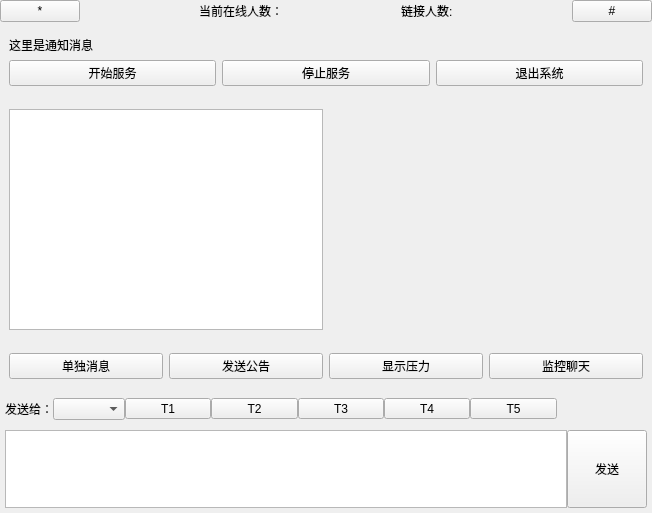
This is QBoxServer/window.ui in BuleHell/QBox as Qt 5 draws it before an edit. The edited form follows.
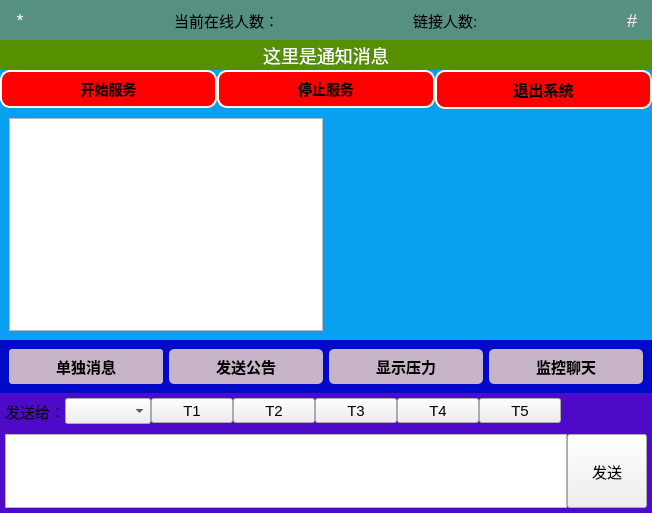
This is the edited form.

Commit message: 服务器界面美化一般程度

The edit to the form file:
```diff
--- a/QBoxServer/window.ui
+++ b/QBoxServer/window.ui
@@ -13,6 +13,193 @@
   <property name="windowTitle">
    <string>Form</string>
   </property>
+  <property name="styleSheet">
+   <string notr="true">/*全局设置*/
+* {	font-family: &quot;微软雅黑&quot;; font-size: 15px;}
+QWidget#Window{
+   background:#0AA0F2;
+	outline:none;
+	color:#333;
+
+}
+/*最上边的背景*/
+QWidget#Status{
+	background: #569082;
+	outline:none;
+	color:#333;
+}
+/*后台运行按钮*/
+QPushButton#btnHide {
+	background: transparent;
+	border: none;
+	color: #ffffff;
+	font-size: 18px;
+}
+QPushButton#btnHide:hover {
+	background: #569000;
+}
+QPushButton#btnHide:pressed {
+	background: #569040;
+}
+/*全屏运行按钮*/
+/*后台运行按钮*/
+QPushButton#btnMAX {
+	background: transparent;
+	border: none;
+	color: #ffffff;
+	font-size: 18px;
+}
+QPushButton#btnMAX:hover {
+	background: #569000;
+}
+QPushButton#btnMAX:pressed {
+	background: #569040;
+}
+
+/*提示栏*/
+QLabel#Notice{
+background: #569000;
+       /*background: transparent ;*/
+	color: #ffffff;
+	font-size: 18px;
+}
+
+/*三个重要的按钮*/
+/*开始服务按钮*/
+QPushButton#btnStart{
+     background-color: red;
+     border-style: outset;
+     border-width: 2px;
+     border-radius: 10px;
+     border-color: beige;
+     font: bold 14px;
+     min-width: 10em;
+     padding: 6px;
+}
+QPushButton#btnStart:hover {
+     background-color: rgb(220, 124, 0);
+     border-style: inset;
+}
+QPushButton#btnStart:pressed {
+     background-color: rgb(224, 0, 0);
+     border-style: inset;
+}
+
+/*停止服务按钮*/
+QPushButton#btnStop{
+     background-color: red;
+     border-style: outset;
+     border-width: 2px;
+     border-radius: 10px;
+     border-color: beige;
+     font: bold 14px;
+     min-width: 10em;
+     padding: 6px;
+}
+QPushButton#btnStop:hover {
+     background-color: rgb(220, 124, 0);
+     border-style: inset;
+}
+QPushButton#btnStop:pressed {
+     background-color: rgb(224, 0, 0);
+	 border-style: inset;
+} 
+
+
+/*退出按钮*/
+QPushButton#btnQuit{
+     background-color: red;
+     border-style: outset;
+     border-width: 2px;
+     border-radius: 10px;
+     border-color: beige;
+    font: bold 15px;
+     min-width: 10em;
+     padding: 6px;
+}
+QPushButton#btnQuit:hover {
+     background-color: rgb(220, 124, 0);
+     border-style: inset;
+}
+QPushButton#btnQuit:pressed {
+     background-color: rgb(224, 0, 0);
+     border-style: inset;
+}
+/*四个按钮*/
+/*背景*/
+QWidget#MainWork{
+  background-color: rgb(0, 10, 200);
+}
+/*单独消息*/
+QPushButton#btnPrivate{
+     background-color: rgb(199, 180, 200);
+     border-radius: 3px;
+     border-color: beige;
+   font: bold 15px;
+     min-width: 10em;
+     padding: 6px;
+}
+QPushButton#btnPrivate::hover{
+     background-color: rgb(90, 180, 200);
+}
+QPushButton#btnPrivate:pressed{
+     background-color: rgb(199, 100, 100);
+ 	 border-style: inset;
+}
+/*发送公告*/
+QPushButton#btnPublic{
+     background-color: rgb(199, 180, 200);
+     border-radius: 5px;
+     border-color: beige;
+   font: bold 15px;
+     min-width: 10em;
+     padding: 6px;
+}
+QPushButton#btnPublic::hover{
+     background-color: rgb(90, 180, 200);
+}
+QPushButton#btnPublic:pressed{
+     background-color: rgb(199, 100, 100);
+ 	 border-style: inset;
+}
+/*显示压力*/
+QPushButton#btnPressure{
+     background-color: rgb(199, 180, 200);
+     border-radius: 5px;
+     border-color: beige;
+    font: bold 15px;
+     min-width: 10em;
+     padding: 6px;
+}
+QPushButton#btnPressure::hover{
+     background-color: rgb(90, 180, 200);
+}
+QPushButton#btnPressure:pressed{
+     background-color: rgb(199, 100, 100);
+ 	 border-style: inset;
+}
+/*监控聊天*/
+QPushButton#btnWatch{
+     background-color: rgb(199, 180, 200);
+     border-radius: 5px;
+     border-color: beige;
+     font: bold 15px;
+     min-width: 10em;
+     padding: 6px;
+}
+QPushButton#btnWatch::hover{
+     background-color: rgb(90, 180, 200);
+}
+QPushButton#btnWatch:pressed{
+     background-color: rgb(199, 100, 100);
+ 	 border-style: inset;
+}
+/*发送面板*/
+QWidget#MyEdit{
+  background-color: rgb(78, 10, 200);
+}	
+</string>
+  </property>
   <layout class="QGridLayout" name="gridLayout_2">
    <property name="margin">
     <number>0</number>
@@ -23,10 +210,22 @@
    <item row="0" column="0">
     <layout class="QVBoxLayout" name="VL2">
      <property name="spacing">
-      <number>5</number>
+      <number>0</number>
      </property>
      <item>
       <widget class="QWidget" name="Status" native="true">
+       <property name="sizePolicy">
+        <sizepolicy hsizetype="Preferred" vsizetype="Minimum">
+         <horstretch>0</horstretch>
+         <verstretch>0</verstretch>
+        </sizepolicy>
+       </property>
+       <property name="minimumSize">
+        <size>
+         <width>0</width>
+         <height>40</height>
+        </size>
+       </property>
        <layout class="QGridLayout" name="gridLayout">
         <property name="margin">
          <number>0</number>
@@ -41,6 +240,18 @@
           </property>
           <item>
            <widget class="QPushButton" name="btnHide">
+            <property name="sizePolicy">
+             <sizepolicy hsizetype="Minimum" vsizetype="Minimum">
+              <horstretch>0</horstretch>
+              <verstretch>0</verstretch>
+             </sizepolicy>
+            </property>
+            <property name="minimumSize">
+             <size>
+              <width>40</width>
+              <height>20</height>
+             </size>
+            </property>
             <property name="text">
              <string>*</string>
             </property>
@@ -101,6 +312,18 @@
           </item>
           <item>
            <widget class="QPushButton" name="btnMAX">
+            <property name="sizePolicy">
+             <sizepolicy hsizetype="Minimum" vsizetype="Minimum">
+              <horstretch>0</horstretch>
+              <verstretch>0</verstretch>
+             </sizepolicy>
+            </property>
+            <property name="minimumSize">
+             <size>
+              <width>40</width>
+              <height>20</height>
+             </size>
+            </property>
             <property name="text">
              <string>#</string>
             </property>
@@ -114,25 +337,55 @@
      <item>
       <widget class="QWidget" name="MainOption" native="true">
        <layout class="QVBoxLayout" name="Main">
+        <property name="spacing">
+         <number>0</number>
+        </property>
+        <property name="margin">
+         <number>0</number>
+        </property>
         <item>
          <widget class="QLabel" name="Notice">
+          <property name="sizePolicy">
+           <sizepolicy hsizetype="Preferred" vsizetype="Minimum">
+            <horstretch>0</horstretch>
+            <verstretch>0</verstretch>
+           </sizepolicy>
+          </property>
+          <property name="minimumSize">
+           <size>
+            <width>0</width>
+            <height>30</height>
+           </size>
+          </property>
+          <property name="maximumSize">
+           <size>
+            <width>16777215</width>
+            <height>40</height>
+           </size>
+          </property>
           <property name="text">
            <string>这里是通知消息</string>
           </property>
+          <property name="alignment">
+           <set>Qt::AlignCenter</set>
+          </property>
          </widget>
         </item>
         <item>
          <layout class="QHBoxLayout" name="HL3">
-          <item>
-           <widget class="QPushButton" name="btnStop">
-            <property name="text">
-             <string>开始服务</string>
-            </property>
-           </widget>
-          </item>
+          <property name="spacing">
+           <number>0</number>
+          </property>
           <item>
            <widget class="QPushButton" name="btnStart">
             <property name="text">
+             <string>开始服务</string>
+            </property>
+           </widget>
+          </item>
+          <item>
+           <widget class="QPushButton" name="btnStop">
+            <property name="text">
              <string>停止服务</string>
             </property>
            </widget>
@@ -170,9 +423,21 @@
      </item>
      <item>
       <widget class="QWidget" name="MainWork" native="true">
+       <property name="sizePolicy">
+        <sizepolicy hsizetype="Preferred" vsizetype="Preferred">
+         <horstretch>0</horstretch>
+         <verstretch>0</verstretch>
+        </sizepolicy>
+       </property>
        <layout class="QHBoxLayout" name="HL4">
         <item>
          <widget class="QPushButton" name="btnPrivate">
+          <property name="minimumSize">
+           <size>
+            <width>100</width>
+            <height>0</height>
+           </size>
+          </property>
           <property name="text">
            <string>单独消息</string>
           </property>
@@ -183,6 +448,12 @@
         </item>
         <item>
          <widget class="QPushButton" name="btnPublic">
+          <property name="minimumSize">
+           <size>
+            <width>100</width>
+            <height>0</height>
+           </size>
+          </property>
           <property name="text">
            <string>发送公告</string>
           </property>
@@ -193,6 +464,12 @@
         </item>
         <item>
          <widget class="QPushButton" name="btnPressure">
+          <property name="minimumSize">
+           <size>
+            <width>100</width>
+            <height>0</height>
+           </size>
+          </property>
           <property name="text">
            <string>显示压力</string>
           </property>
@@ -203,6 +480,12 @@
         </item>
         <item>
          <widget class="QPushButton" name="btnWatch">
+          <property name="minimumSize">
+           <size>
+            <width>100</width>
+            <height>0</height>
+           </size>
+          </property>
           <property name="text">
            <string>监控聊天</string>
           </property>
```
The commit also changes 3 other files.
